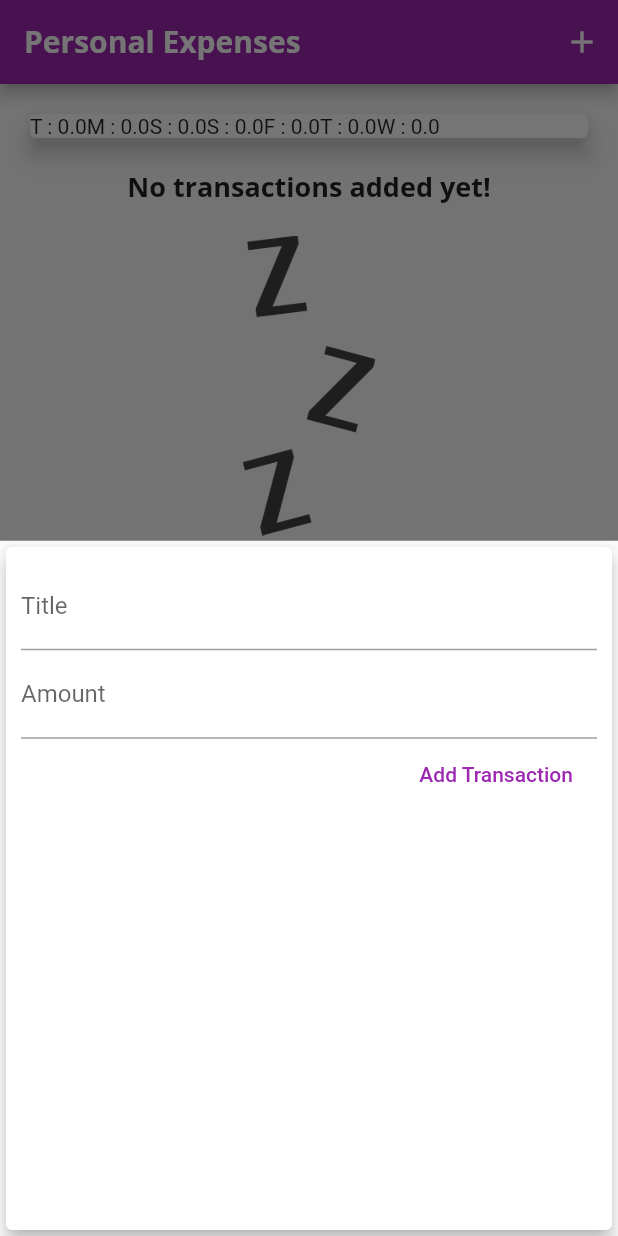
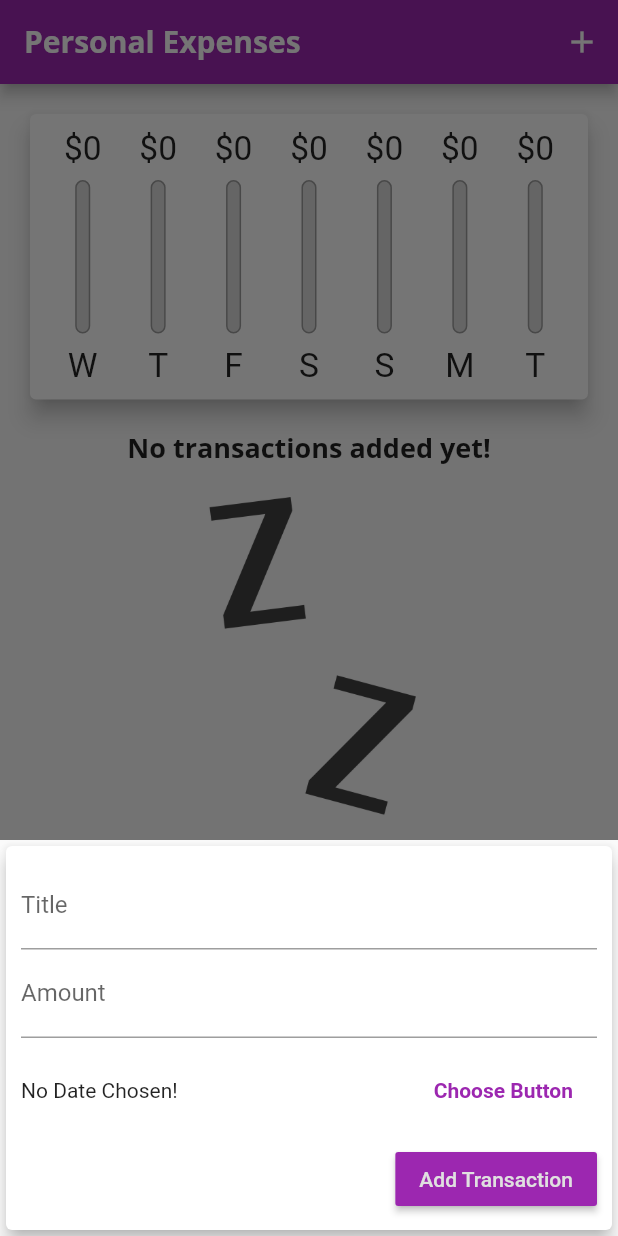
Before and after one commit to suvrajit1998/personal-expences-flutter, a Flutter app: the screen it shows after launch, after a tap on the "add" icon, on a phone screen of 412 x 824 dp. Run offline on Flutter 3.47's test engine with Material 2 defaults, Android fonts, the phone set to English and light mode, and no system bars; Roboto replaces fonts that are missing (Open Sans).

Commit message:
update on 25/5

```diff
--- a/lib/main.dart
+++ b/lib/main.dart
@@ -1,10 +1,21 @@
+import 'dart:io';
+
+import 'package:flutter/cupertino.dart';
 import 'package:flutter/material.dart';
+import 'package:flutter/services.dart';
+
 import './widgets/chart.dart';
 import './widgets/new_transaction.dart';
 import './models/transection.dart';
 import './widgets/transaction_list.dart';
 
 void main() {
+  // SystemChrome.setPreferredOrientations(
+  //   [
+  //     DeviceOrientation.portraitUp,
+  //     DeviceOrientation.portraitUp,
+  //   ],
+  // );
   runApp(MyApp());
 }
 
@@ -32,7 +43,9 @@ class MyApp extends StatelessWidget {
                 fontSize: 20,
                 fontWeight: FontWeight.bold,
               ),
-              ),
+              button: TextStyle(
+                color: Colors.white,
+              )),
         ),
       ),
       home: MyHomePage(),
@@ -63,6 +76,8 @@ class _MyHomePageState extends State<MyHomePage> {
     // ),
   ];
 
+  bool _showChart = false;
+
   List<Transection> get _recentTransactions {
     return _userTransaction.where(
       (element) {
@@ -73,12 +88,13 @@ class _MyHomePageState extends State<MyHomePage> {
     ).toList();
   }
 
-  void _addNewtransaction(String txTitle, double txAmount) {
+  void _addNewtransaction(
+      String txTitle, double txAmount, DateTime chosenDate) {
     final newTx = Transection(
       id: DateTime.now().toString(),
       title: txTitle,
       amount: txAmount,
-      date: DateTime.now(),
+      date: chosenDate,
     );
 
     setState(() {
@@ -97,10 +113,34 @@ class _MyHomePageState extends State<MyHomePage> {
     );
   }
 
+  void _deletetransection(String id) {
+    setState(() {
+      _userTransaction.removeWhere((tx) => tx.id == id);
+    });
+  }
+
   @override
   Widget build(BuildContext context) {
-    return Scaffold(
-      appBar: AppBar(
+    final mediaQuery = MediaQuery.of(context);
+    final isLandscap = mediaQuery.orientation == Orientation.landscape;
+
+    final PreferredSizeWidget appbar = Platform.isIOS
+        ? CupertinoNavigationBar(
+            middle: Text(
+              'Personal Expenses',
+              style: TextStyle(fontFamily: 'Open Sans'),
+            ),
+            trailing: Row(
+              mainAxisSize: MainAxisSize.min,
+              children: [
+                GestureDetector(
+                  child: Icon(CupertinoIcons.add),
+                  onTap: () => _startAddNewTransaction(context),
+                ),
+              ],
+            ),
+          )
+        : AppBar(
             title: Text(
               'Personal Expenses',
               style: TextStyle(fontFamily: 'Open Sans'),
@@ -111,21 +151,80 @@ class _MyHomePageState extends State<MyHomePage> {
                 onPressed: () => _startAddNewTransaction(context),
               )
             ],
+          );
+
+    final txList = Container(
+      height: (mediaQuery.size.height -
+              appbar.preferredSize.height -
+              mediaQuery.padding.top) *
+          0.7,
+      child: TransactionList(
+        transactions: _userTransaction,
+        deletetx: _deletetransection,
       ),
-      body: SingleChildScrollView(
+    );
+
+    final pageBody = SafeArea(
+      child: SingleChildScrollView(
         child: Column(
           // mainAxisAlignment: MainAxisAlignment.spaceEvenly,
           crossAxisAlignment: CrossAxisAlignment.stretch,
           children: <Widget>[
-            Chart(_recentTransactions),
-            TransactionList(
-              transactions: _userTransaction,
+            if (isLandscap)
+              Row(
+                mainAxisAlignment: MainAxisAlignment.center,
+                children: [
+                  Text(
+                    'Show Chart',
+                    style: Theme.of(context).textTheme.title,
+                  ),
+                  Switch.adaptive(
+                    activeColor: Theme.of(context).accentColor,
+                    value: _showChart,
+                    onChanged: (val) {
+                      setState(() {
+                        _showChart = val;
+                      });
+                    },
                   ),
                 ],
               ),
+            if (!isLandscap)
+              Container(
+                height: (mediaQuery.size.height -
+                        appbar.preferredSize.height -
+                        mediaQuery.padding.top) *
+                    0.3,
+                child: Chart(_recentTransactions),
               ),
-      floatingActionButtonLocation: FloatingActionButtonLocation.centerFloat,
-      floatingActionButton: FloatingActionButton(
+            if (!isLandscap) txList,
+            if (isLandscap)
+              _showChart
+                  ? Container(
+                      height: (mediaQuery.size.height -
+                              appbar.preferredSize.height -
+                              mediaQuery.padding.top) *
+                          0.7,
+                      child: Chart(_recentTransactions),
+                    )
+                  : txList
+          ],
+        ),
+      ),
+    );
+
+    return Platform.isIOS
+        ? CupertinoPageScaffold(
+            child: pageBody,
+          )
+        : Scaffold(
+            appBar: appbar,
+            body: pageBody,
+            floatingActionButtonLocation:
+                FloatingActionButtonLocation.centerFloat,
+            floatingActionButton: Platform.isIOS
+                ? Container()
+                : FloatingActionButton(
                     child: Icon(Icons.add),
                     onPressed: () => _startAddNewTransaction(context),
                   ),
--- /dev/null
+++ b/lib/widgets/Adaptiv_flat_button.dart
@@ -0,0 +1,35 @@
+import 'dart:io';
+
+import 'package:flutter/material.dart';
+import 'package:flutter/cupertino.dart';
+
+class AdaptiveFlatButton extends StatelessWidget {
+  final String text;
+  final Function handler;
+
+  AdaptiveFlatButton(this.text, this.handler);
+
+  @override
+  Widget build(BuildContext context) {
+    return Platform.isIOS
+        ? CupertinoButton(
+      child: Text(
+        text,
+        style: TextStyle(
+          fontWeight: FontWeight.bold,
+        ),
+      ),
+      onPressed: handler,
+    )
+        : FlatButton(
+      textColor: Theme.of(context).primaryColor,
+      child: Text(
+        text,
+        style: TextStyle(
+          fontWeight: FontWeight.bold,
+        ),
+      ),
+      onPressed: handler,
+    );
+  }
+}
--- a/lib/widgets/cart_bar.dart
+++ b/lib/widgets/cart_bar.dart
@@ -9,15 +9,20 @@ class ChartBar extends StatelessWidget {
 
   @override
   Widget build(BuildContext context) {
-    return Container(
-      child: Column(
+    return LayoutBuilder(builder: (ctx, constraints) {
+      return Column(
         children: [
-          Text('\$${spendingAmount.toStringAsFixed(0)}'),
+          Container(
+            height: constraints.maxHeight * 0.15,
+            child: FittedBox(
+              child: Text('\$${spendingAmount.toStringAsFixed(0)}'),
+            ),
+          ),
           SizedBox(
-            height: 4,
+            height: constraints.maxHeight * 0.05,
           ),
           Container(
-            height: 60,
+            height: constraints.maxHeight * 0.6,
             width: 10,
             child: Stack(
               children: [
@@ -44,11 +49,16 @@ class ChartBar extends StatelessWidget {
             ),
           ),
           SizedBox(
-            height: 4,
+            height: constraints.maxHeight * 0.05,
           ),
-          Text(label),
+          Container(
+            height: constraints.maxHeight * 0.15,
+            child: FittedBox(
+              child: Text(label),
+            ),
+          ),
         ],
-      ),
-    );
+      );
+    });
   }
 }
--- a/lib/widgets/chart.dart
+++ b/lib/widgets/chart.dart
@@ -1,4 +1,5 @@
 import 'package:flutter/material.dart';
+import './cart_bar.dart';
 import '../models/transection.dart';
 import 'package:intl/intl.dart';
 
@@ -30,18 +31,34 @@ class Chart extends StatelessWidget {
         'day': DateFormat.E().format(weekday).substring(0, 1),
         'amount': totalSum
       };
+    }).reversed.toList();
+  }
+
+  get totalSpending {
+    return grouptransactionsvalue.fold(0.0, (sum, item) {
+      return sum + item['amount'];
     });
   }
 
   @override
   Widget build(BuildContext context) {
-    return Container(
-      child: Card(
-        elevation: 6,
-        margin: EdgeInsets.all(20),
+    return Card(
+      elevation: 6,
+      margin: EdgeInsets.all(20),
+      child: Container(
+        padding: EdgeInsets.all(10),
         child: Row(
+          mainAxisAlignment: MainAxisAlignment.spaceAround,
           children: grouptransactionsvalue.map((e) {
-            return Text('${e['day']} : ${e['amount']}');
+            return Flexible(
+              fit: FlexFit.tight,
+              child: ChartBar(
+                  label: e['day'],
+                  spendingAmount: e['amount'],
+                  spendingPctOfTotal: totalSpending == 0.0
+                      ? 0.0
+                      : (e['amount'] as double) / totalSpending),
+            );
           }).toList(),
         ),
       ),
--- a/lib/widgets/new_transaction.dart
+++ b/lib/widgets/new_transaction.dart
@@ -1,7 +1,13 @@
+import 'dart:io';
+
+import 'package:flutter/cupertino.dart';
 import 'package:flutter/material.dart';
+import 'package:intl/intl.dart';
+import './Adaptiv_flat_button.dart';
 
 class NewTransaction extends StatefulWidget {
   final Function addTransaction;
+
   NewTransaction({this.addTransaction});
 
   @override
@@ -9,56 +15,103 @@ class NewTransaction extends StatefulWidget {
 }
 
 class _NewTransactionState extends State<NewTransaction> {
-  final titleController = TextEditingController();
+  final _titleController = TextEditingController();
 
-  final amountController = TextEditingController();
+  final _amountController = TextEditingController();
+  DateTime _selectDate;
 
   void submitData() {
-    final enteredTitle = titleController.text;
-    final enteredAmount = double.parse(amountController.text);
+    if (_amountController.text.isEmpty) {
+      return;
+    }
+    final enteredTitle = _titleController.text;
+    final enteredAmount = double.parse(_amountController.text);
 
-    if (enteredTitle.isEmpty || enteredAmount <= 0) {
+    if (enteredTitle.isEmpty || enteredAmount <= 0 || _selectDate == null) {
       return;
     }
     widget.addTransaction(
       enteredTitle,
       enteredAmount,
+      _selectDate,
     );
 
     Navigator.of(context).pop();
   }
 
+  void _presentDatepicker() {
+    showDatePicker(
+      context: context,
+      initialDate: DateTime.now(),
+      firstDate: DateTime(2021),
+      lastDate: DateTime.now(),
+    ).then((value) {
+      if (value == null) {
+        return;
+      }
+      setState(() {
+        _selectDate = value;
+      });
+    });
+  }
+
   @override
   Widget build(BuildContext context) {
-    return Card(
+    return SingleChildScrollView(
+      child: Card(
         elevation: 5,
         child: Container(
-        padding: EdgeInsets.all(10),
+          padding: EdgeInsets.only(
+            left: 10,
+            right: 10,
+            top: 10,
+            bottom: MediaQuery.of(context).viewInsets.bottom + 10,
+          ),
           child: Column(
             crossAxisAlignment: CrossAxisAlignment.end,
             children: [
               TextField(
                 decoration: InputDecoration(labelText: 'Title'),
-              controller: titleController,
+                controller: _titleController,
                 // onChanged: (val) {
                 //   TitleInput = val;
                 // },
               ),
               TextField(
                 decoration: InputDecoration(labelText: 'Amount'),
-              controller: amountController,
+                controller: _amountController,
                 keyboardType: TextInputType.number,
                 onSubmitted: (_) => submitData,
                 // onChanged: (val) {
                 //   AmountInput = val;
                 // },
               ),
-            FlatButton(
+              Container(
+                height: 70,
+                child: Row(
+                  children: [
+                    Expanded(
+                      child: Text(
+                        _selectDate == null
+                            ? 'No Date Chosen!'
+                            : 'Picked Date: ${DateFormat.yMd().format(_selectDate)}',
+                      ),
+                    ),
+                    AdaptiveFlatButton(
+                      'Choose Button',
+                      _presentDatepicker,
+                    ),
+                  ],
+                ),
+              ),
+              RaisedButton(
                 onPressed: submitData,
                 child: Text('Add Transaction'),
-              textColor: Colors.purple,
+                color: Theme.of(context).primaryColor,
+                textColor: Theme.of(context).buttonColor,
               )
             ],
+          ),
         ),
       ),
     );
```
Also changed, not shown: lib/widgets/transaction_list.dart (+34 -37 lines), pubspec.lock, 2 other files. Lines whose indentation alone changed are shown as unchanged.
